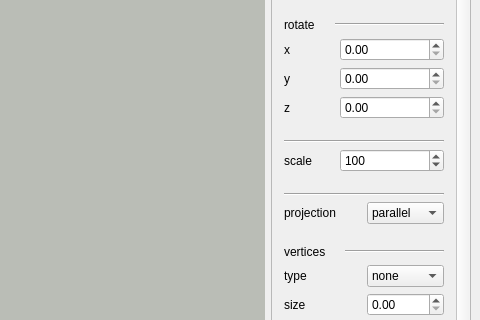
Qt form src/viewer/mainwindow.ui (maykitbo/3d-viewer) before a commit; both pictures show x 447 to 927 and y 261 to 581 of the 927 by 778 pixel window.
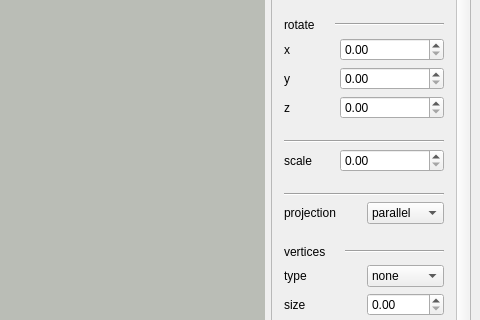
The same form after that commit.

What changed in the file:
```diff
--- a/src/viewer/mainwindow.ui
+++ b/src/viewer/mainwindow.ui
@@ -869,20 +869,7 @@
               </widget>
              </item>
              <item>
-              <widget class="QSpinBox" name="scaleSpin">
-               <property name="minimum">
-                <number>1</number>
-               </property>
-               <property name="maximum">
-                <number>500</number>
-               </property>
-               <property name="singleStep">
-                <number>10</number>
-               </property>
-               <property name="value">
-                <number>100</number>
-               </property>
-              </widget>
+              <widget class="QDoubleSpinBox" name="scaleSpin"/>
              </item>
             </layout>
            </item>
```
